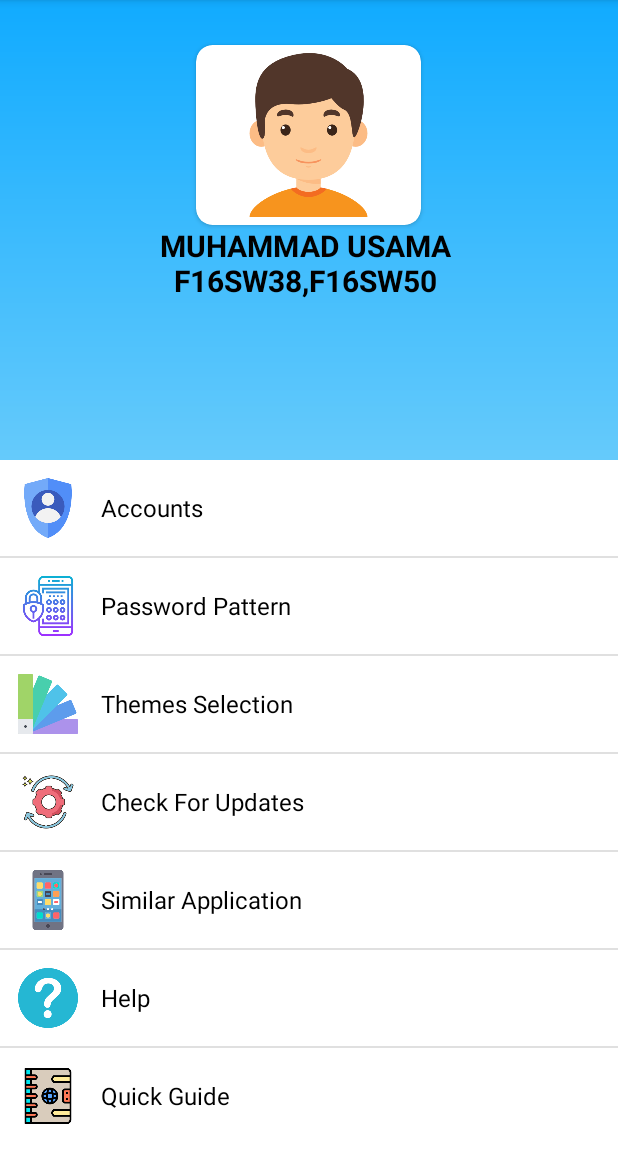
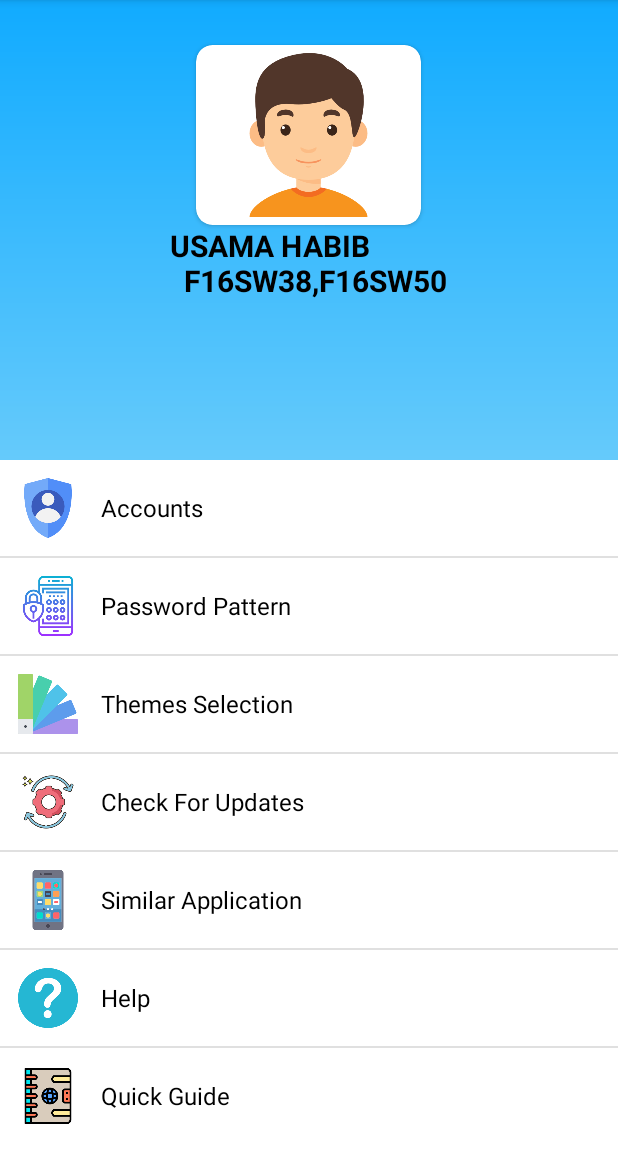
Before and after one commit to Muhammad-Usama-Arain/Home_Budget, an Android app: the Settings_Activity screen opened directly, with no data from a screen before it, on a phone screen of 412 x 824 dp, the part 84-1236 px from its top. Run offline under Robolectric (Android 15) with nearby library versions, the phone set to English and light mode, and no system bars.

Commit message:
Change Name To My name

```diff
--- a/app/src/main/res/layout/activity_settings_.xml
+++ b/app/src/main/res/layout/activity_settings_.xml
@@ -25,7 +25,7 @@
             android:layout_height="wrap_content"
             android:layout_below="@+id/myIcon"
             android:layout_centerHorizontal="true"
-            android:text="Muhammad Usama \n  F16SW38,F16SW50"
+            android:text="Usama Habib \n  F16SW38,F16SW50"
             android:textAllCaps="true"
             android:textColor="@android:color/black"
             android:textSize="20dp"
```
